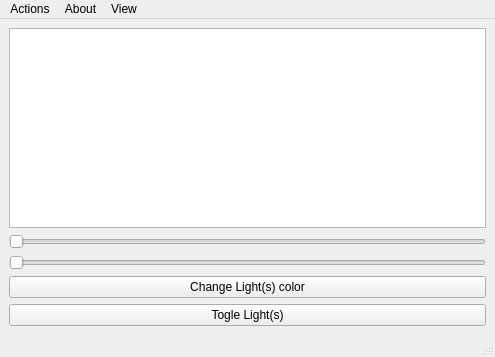
Above: GUI/PhilipsHueGUI/mainwindow.ui from BOB450/OpenHue before the change. Below: the same form after it.
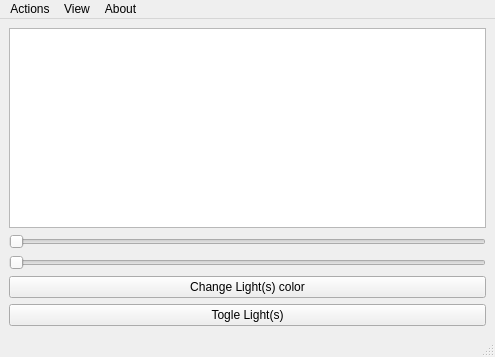
That is the form after the change.

```diff
--- a/GUI/PhilipsHueGUI/mainwindow.ui
+++ b/GUI/PhilipsHueGUI/mainwindow.ui
@@ -111,8 +111,8 @@
     <addaction name="actionLights"/>
    </widget>
    <addaction name="menuActions"/>
-   <addaction name="menuAbout"/>
    <addaction name="menuView"/>
+   <addaction name="menuAbout"/>
   </widget>
   <action name="actionSource_Code">
    <property name="text">
```
Left out of the diff: 6 changed lines with no effect on the pictures.
